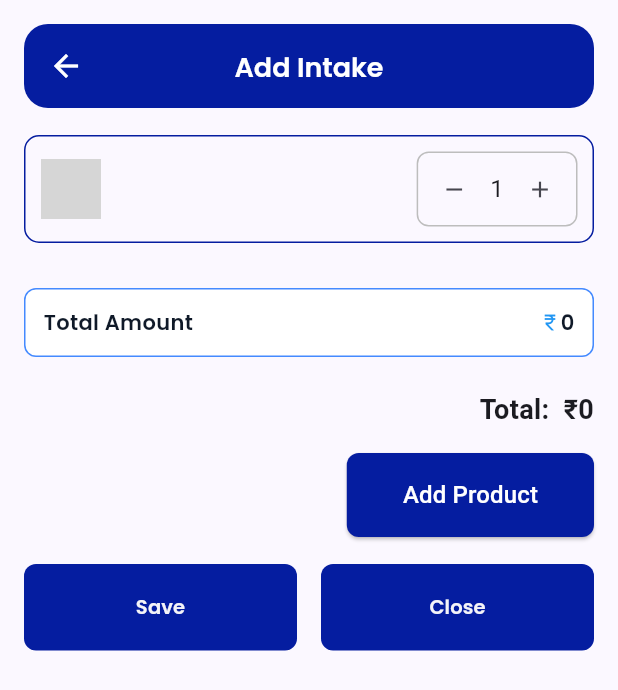
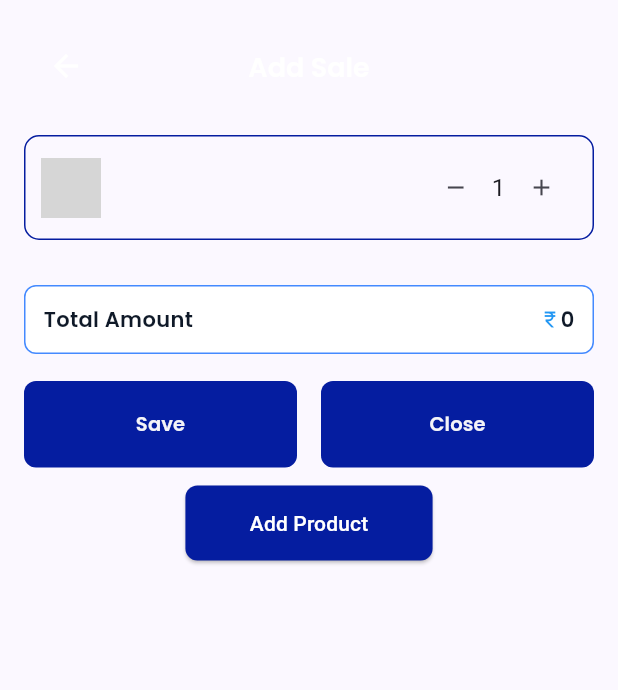
Before and after one commit to shayan5522/Sales-App, a Flutter app: the Salespopover widget shown alone on an empty page, opened directly with empty values, on a phone screen of 412 x 824 dp. Shown: the top 690 px of the screen. Run offline on Flutter 3.47's test engine with Material 3 defaults, Android fonts, the phone set to English and light mode, and no system bars; our stand-ins replace cloud_firestore, device_preview, firebase_auth, firebase_core, firebase_storage, get and 4 more; missing offline and left inert: dart:ffi; accounts and stored records are empty; grey boxes are pictures that could not be loaded.

Commit message:
taking oukk

```diff
--- a/lib/app/ui/screens/owner/dashboard/Add_Sales/sales.dart
+++ b/lib/app/ui/screens/owner/dashboard/Add_Sales/sales.dart
@@ -1,18 +1,20 @@
 import 'package:flutter/material.dart';
+import 'package:get/get.dart';
 import 'package:salesapp/app/themes/colors.dart';
 import 'package:salesapp/app/ui/widgets/appbar.dart';
 import 'package:salesapp/app/ui/widgets/buttons.dart';
 import 'package:salesapp/app/ui/widgets/grid_container.dart';
 import 'package:salesapp/app/ui/widgets/transactionlist.dart';
+import 'SalesController.dart';
 
 class Sales extends StatefulWidget {
   const Sales({super.key});
 
   @override
-  State<Sales> createState() => _IntakeState();
+  State<Sales> createState() => _SalesState();
 }
 
-class _IntakeState extends State<Sales> {
+class _SalesState extends State<Sales> {
   final List<Map<String, dynamic>> products = List.generate(10, (index) {
     return {
       'title': 'Product $index',
@@ -21,9 +23,10 @@ class _IntakeState extends State<Sales> {
     };
   });
 
+  final SalesController salesController = Get.put(SalesController());
   List<Map<String, dynamic>> cart = [];
 
-  void _showProductPopover(BuildContext context, Map<String, dynamic> product) {
+  void _showProductPopover(Map<String, dynamic> product) {
     showModalBottomSheet(
       context: context,
       isScrollControlled: true,
@@ -36,15 +39,21 @@ class _IntakeState extends State<Sales> {
           product: product,
           onAddProduct: (newProduct) {
             setState(() {
-              int existingIndex = cart.indexWhere(
-                (item) => item['title'] == newProduct['title'],
-              );
-              if (existingIndex != -1) {
-                cart[existingIndex]['quantity'] += newProduct['quantity'];
+              int index = cart.indexWhere((item) => item['title'] == newProduct['title']);
+              if (index != -1) {
+                cart[index]['quantity'] += newProduct['quantity'];
               } else {
                 cart.add(newProduct);
               }
             });
+          },
+          onSaveSale: () async {
+            final cartCopy = List<Map<String, dynamic>>.from(cart);
+            await salesController.saveSale(cartCopy);
+            setState(() {
+              cart.clear();
+            });
+            Navigator.pop(context);
           },
         );
       },
@@ -54,7 +63,7 @@ class _IntakeState extends State<Sales> {
   @override
   Widget build(BuildContext context) {
     return Scaffold(
-      appBar: CustomAppbar(title: 'Sales'),
+      appBar: CustomAppbar(title: 'Add Sale'),
       backgroundColor: AppColors.backgroundColor,
       body: SafeArea(
         child: LayoutBuilder(
@@ -64,19 +73,7 @@ class _IntakeState extends State<Sales> {
 
             return SingleChildScrollView(
               padding: const EdgeInsets.all(12),
-              child: Column(
-                crossAxisAlignment: CrossAxisAlignment.start,
-                children: [
-                  Text(
-                    'Add Sales',
-                    style: TextStyle(
-                      fontSize: 20,
-                      fontWeight: FontWeight.bold,
-                      color: Colors.black87,
-                    ),
-                  ),
-                  const SizedBox(height: 16), // Space between text and grid
-                  GridView.builder(
+              child: GridView.builder(
                 itemCount: products.length,
                 physics: const NeverScrollableScrollPhysics(),
                 shrinkWrap: true,
@@ -89,7 +86,7 @@ class _IntakeState extends State<Sales> {
                 itemBuilder: (context, index) {
                   final product = products[index];
                   return GestureDetector(
-                        onTap: () => _showProductPopover(context, product),
+                    onTap: () => _showProductPopover(product),
                     child: GridCard(
                       title: product['title'],
                       imagePath: product['imagePath'],
@@ -97,8 +94,6 @@ class _IntakeState extends State<Sales> {
                     ),
                   );
                 },
-                  ),
-                ],
               ),
             );
           },
@@ -111,27 +106,28 @@ class _IntakeState extends State<Sales> {
 class Salespopover extends StatefulWidget {
   final List<Map<String, dynamic>> cart;
   final Map<String, dynamic> product;
-  final Function(Map<String, dynamic> newProduct) onAddProduct;
+  final Function(Map<String, dynamic>) onAddProduct;
+  final VoidCallback onSaveSale;
 
   const Salespopover({
     super.key,
     required this.cart,
     required this.product,
     required this.onAddProduct,
+    required this.onSaveSale,
   });
 
   @override
-  State<Salespopover> createState() => _IntakePopoverState();
+  State<Salespopover> createState() => _SalespopoverState();
 }
 
-class _IntakePopoverState extends State<Salespopover> {
+class _SalespopoverState extends State<Salespopover> {
   int quantity = 1;
 
   @override
   Widget build(BuildContext context) {
     double price = widget.product['price'].toDouble();
 
-    // Calculate totals
     int cartTotal = widget.cart.fold<int>(
       0,
           (sum, item) => (sum + (item['price'] * (item['quantity'] ?? 1))).toInt(),
@@ -144,24 +140,12 @@ class _IntakePopoverState extends State<Salespopover> {
       child: SingleChildScrollView(
         child: Column(
           mainAxisSize: MainAxisSize.min,
-          crossAxisAlignment: CrossAxisAlignment.start,
           children: [
-            Container(
-              decoration: BoxDecoration(
-                color: AppColors.primary,
-                borderRadius: BorderRadius.circular(
-                  16,
-                ), // Change 16 to your desired radius
-              ),
-              child: CustomAppbar(
-                title: 'Add Intake',
-                backgroundColor:
-                    Colors.transparent, // So the Container's color shows
-              ),
+            CustomAppbar(
+              title: 'Add Sale',
+              backgroundColor: Colors.transparent,
             ),
             const SizedBox(height: 12),
-
-            // Cart items
             if (widget.cart.isNotEmpty)
               ...widget.cart.map(
                     (item) => Container(
@@ -175,22 +159,15 @@ class _IntakePopoverState extends State<Salespopover> {
                     children: [
                       Image.asset(item['imagePath'], width: 40, height: 40),
                       const SizedBox(width: 10),
-                      Text(
-                        item['title'],
-                        style: const TextStyle(fontWeight: FontWeight.bold),
-                      ),
+                      Text(item['title'], style: const TextStyle(fontWeight: FontWeight.bold)),
                       const Spacer(),
                       Text('x${item['quantity']}'),
                       const SizedBox(width: 10),
-                      Text(
-                        'Rs. ${(item['price'] * item['quantity']).toString()}',
-                      ),
+                      Text('Rs. ${(item['price'] * item['quantity']).toString()}'),
                     ],
                   ),
                 ),
               ),
-
-            // Current product
             Container(
               margin: const EdgeInsets.symmetric(vertical: 6),
               padding: const EdgeInsets.all(10),
@@ -200,107 +177,37 @@ class _IntakePopoverState extends State<Salespopover> {
               ),
               child: Row(
                 children: [
-                  Image.asset(
-                    widget.product['imagePath'],
-                    width: 40,
-                    height: 40,
-                  ),
+                  Image.asset(widget.product['imagePath'], width: 40, height: 40),
                   const SizedBox(width: 10),
-                  Text(
-                    widget.product['title'],
-                    style: const TextStyle(fontWeight: FontWeight.bold),
-                  ),
+                  Text(widget.product['title'], style: const TextStyle(fontWeight: FontWeight.bold)),
                   const Spacer(),
-                  Container(
-                    decoration: BoxDecoration(
-                      border: Border.all(color: Colors.grey.shade400),
-                      borderRadius: BorderRadius.circular(8),
-                    ),
-                    child: Row(
+                  Row(
                     children: [
                       IconButton(
                         icon: const Icon(Icons.remove, size: 18),
                         onPressed: () {
-                            if (quantity > 1) {
-                              setState(() {
-                                quantity--;
-                              });
-                            }
+                          if (quantity > 1) setState(() => quantity--);
                         },
                       ),
                       Text('$quantity', style: const TextStyle(fontSize: 16)),
                       IconButton(
                         icon: const Icon(Icons.add, size: 18),
-                          onPressed: () {
-                            setState(() {
-                              quantity++;
-                            });
-                          },
+                        onPressed: () => setState(() => quantity++),
                       ),
                     ],
-                    ),
                   ),
                 ],
               ),
             ),
             const SizedBox(height: 18),
-
-            // Total Amount Box
             TransactionTextRow(product: 'Total Amount', amount: grandTotal),
-            const SizedBox(height: 16),
-
-            Align(
-              alignment: Alignment.centerRight,
-              child: Text(
-                'Total:  ₹$grandTotal',
-                style: const TextStyle(
-                  fontWeight: FontWeight.bold,
-                  fontSize: 18,
-                ),
-              ),
-            ),
-            const SizedBox(height: 16),
-
-            // Add Product Button
-            Row(
-              mainAxisAlignment: MainAxisAlignment.end,
-              children: [
-                SizedBox(
-                  width: MediaQuery.of(context).size.width * 0.4,
-                  height: 56,
-                  child: ElevatedButton(
-                    style: ElevatedButton.styleFrom(
-                      backgroundColor: AppColors.primary,
-                      shape: RoundedRectangleBorder(
-                        borderRadius: BorderRadius.circular(8),
-                      ),
-                    ),
-                    onPressed: () {
-                      widget.onAddProduct({
-                        ...widget.product,
-                        'quantity': quantity,
-                      });
-                      Navigator.pop(context);
-                    },
-                    child: const Text(
-                      'Add Product',
-                      style: TextStyle(color: Colors.white, fontSize: 16),
-                    ),
-                  ),
-                ),
-              ],
-            ),
-            const SizedBox(height: 18),
-
-            // Save & Close Buttons
+            const SizedBox(height: 12),
             Row(
               children: [
                 Expanded(
                   child: SecondaryButton(
                     text: 'Save',
-                    onPressed: () {
-                      Navigator.pop(context);
-                    },
+                    onPressed: widget.onSaveSale,
                     borderRadius: 8.0,
                     heightFactor: 0.07,
                   ),
@@ -316,6 +223,22 @@ class _IntakePopoverState extends State<Salespopover> {
                 ),
               ],
             ),
+            const SizedBox(height: 12),
+            ElevatedButton(
+              onPressed: () {
+                widget.onAddProduct({
+                  ...widget.product,
+                  'quantity': quantity,
+                });
+                Navigator.pop(context);
+              },
+              style: ElevatedButton.styleFrom(
+                backgroundColor: AppColors.primary,
+                shape: RoundedRectangleBorder(borderRadius: BorderRadius.circular(8)),
+                minimumSize: Size(MediaQuery.of(context).size.width * 0.4, 50),
+              ),
+              child: const Text("Add Product", style: TextStyle(color: Colors.white)),
+            ),
           ],
         ),
       ),
--- a/lib/app/ui/screens/owner/dashboard/intake/IntakeController.dart
+++ b/lib/app/ui/screens/owner/dashboard/intake/IntakeController.dart
@@ -1,11 +1,9 @@
 import 'package:cloud_firestore/cloud_firestore.dart';
 import 'package:firebase_auth/firebase_auth.dart';
 import 'package:get/get.dart';
-
 class IntakeController extends GetxController {
   final FirebaseAuth _auth = FirebaseAuth.instance;
   final FirebaseFirestore _firestore = FirebaseFirestore.instance;
-
   /// Add a new intake
   Future<void> saveIntake(List<Map<String, dynamic>> cart) async {
     try {
```
Also changed, not shown: lib/app/ui/screens/owner/dashboard/Add_Sales/SalesController.dart (added, +39 -0 lines). Lines whose indentation alone changed are shown as unchanged.
